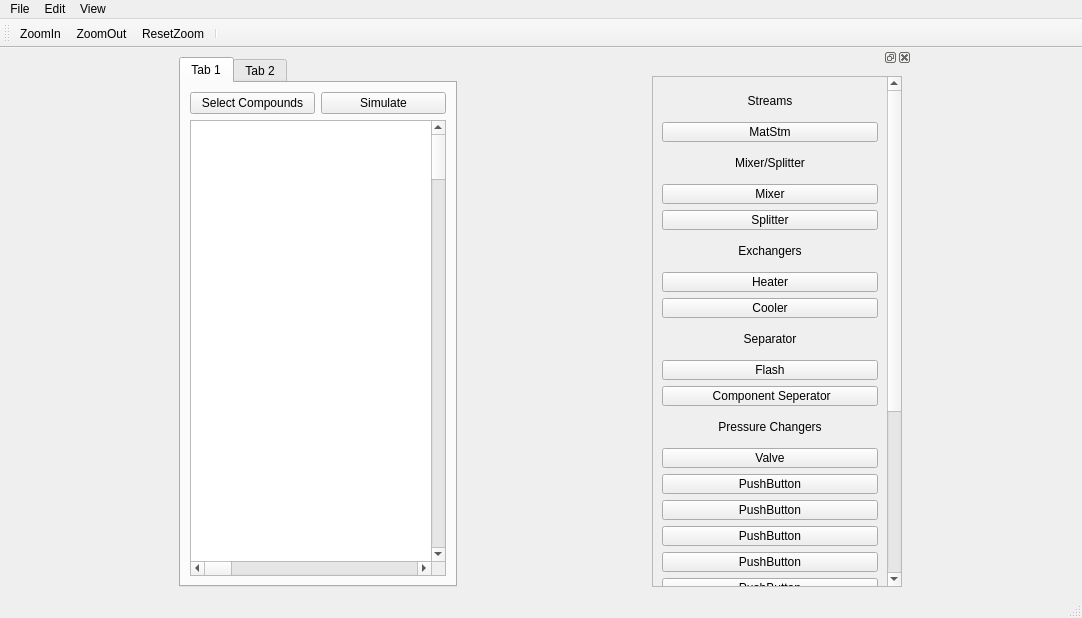
First picture: the form in main.ui, repository Anujg935/OMChemSimGUI, before the edit.
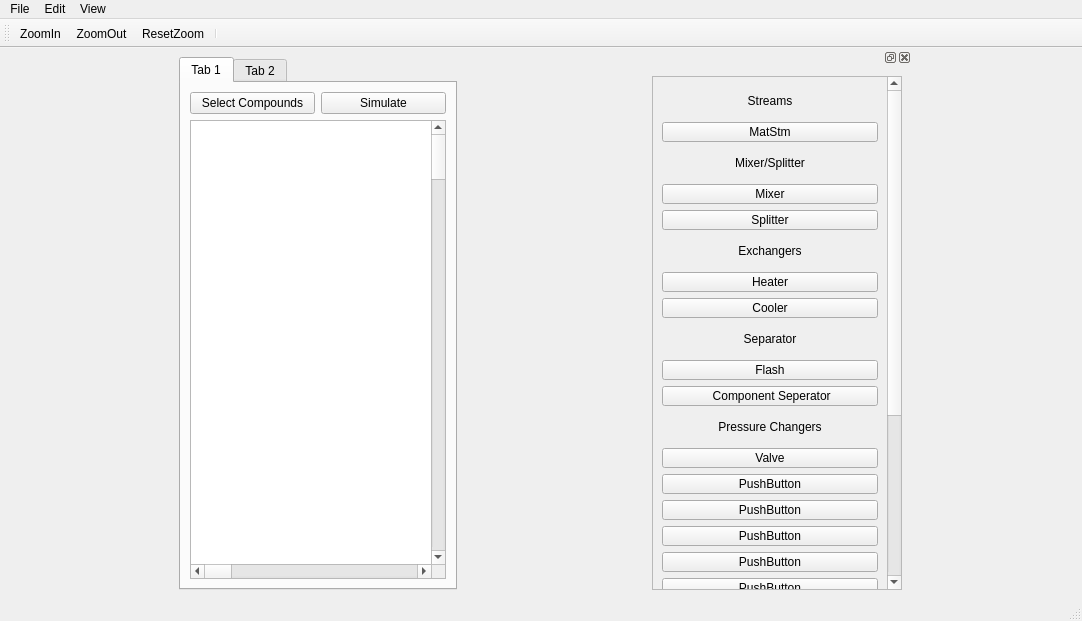
Second picture: the form after the edit. Icons and pictures are not drawn.

Patch:
```diff
--- a/main.ui
+++ b/main.ui
@@ -7,7 +7,7 @@
     <x>0</x>
     <y>0</y>
     <width>1082</width>
-    <height>589</height>
+    <height>621</height>
    </rect>
   </property>
   <property name="windowTitle">
@@ -228,7 +228,7 @@
         <property name="geometry">
          <rect>
           <x>0</x>
-          <y>-135</y>
+          <y>0</y>
           <width>231</width>
           <height>764</height>
          </rect>
```
Left out of the diff: 4 changed lines with no effect on the pictures.
